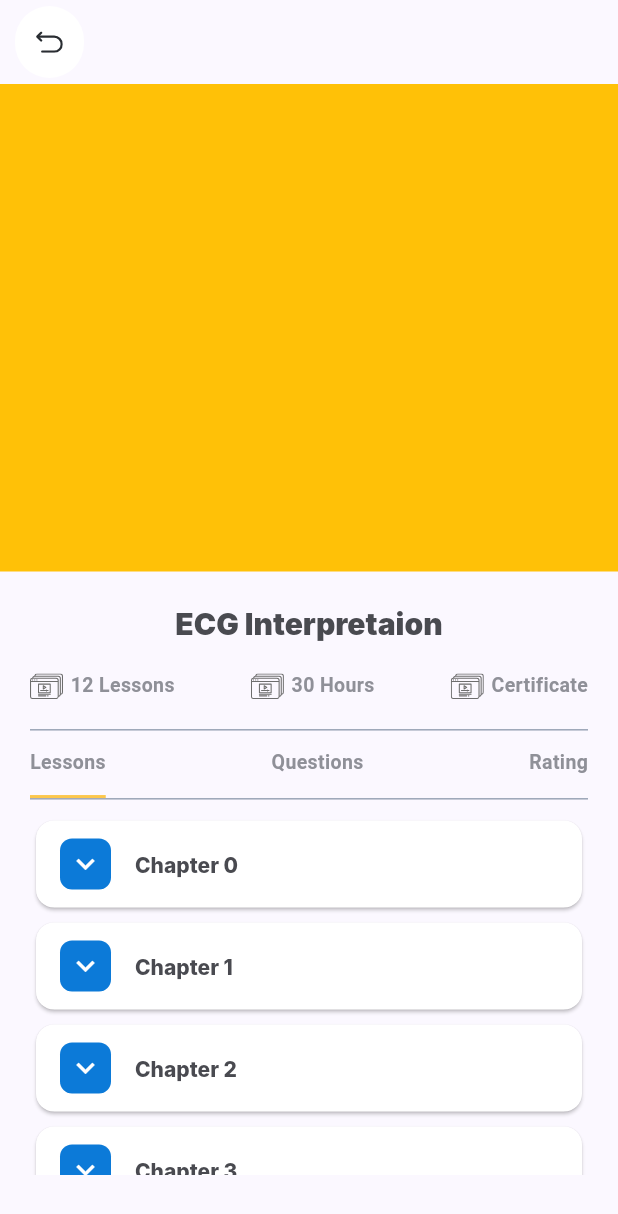
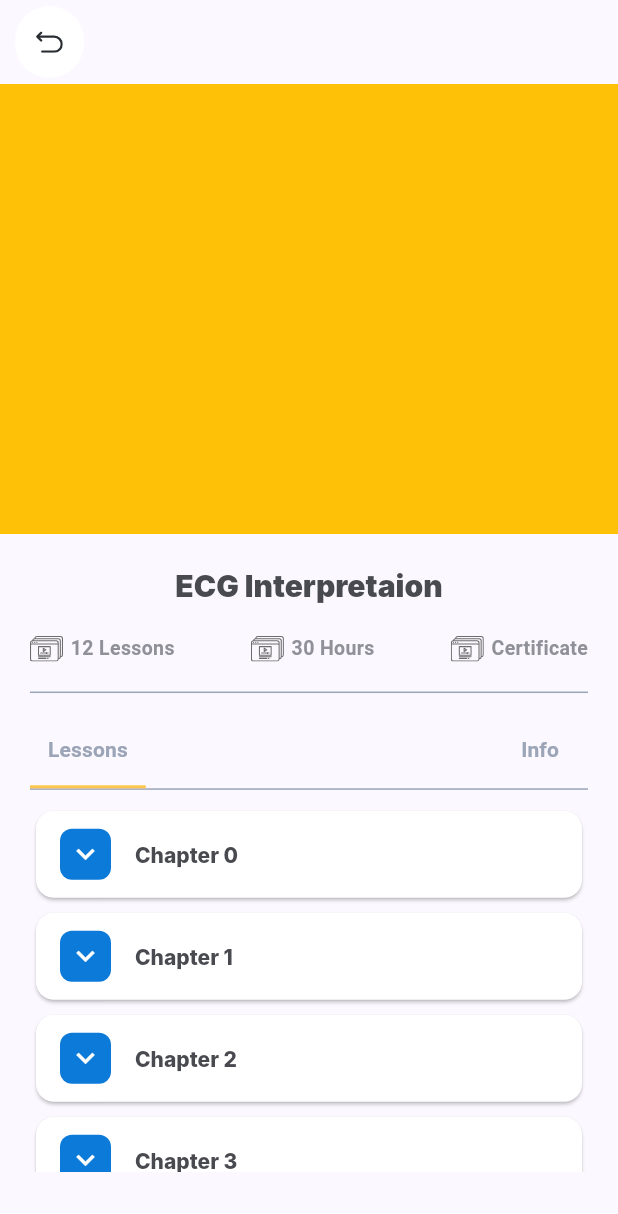
Before and after one commit to Al-mudather/stc.training.app, a Flutter app: the screen it shows after launch, on a phone screen of 412 x 824 dp. Shown: the top 1214 px of the screen. Run offline on Flutter 3.47's test engine with Material 3 defaults, Android fonts, the phone set to English and light mode, and no system bars; our stand-ins replace flutter_hooks, flutter_spinkit, flutter_svg, get; Roboto replaces fonts that are missing (Inter).

Commit message:
adding-the-class-room-page

```diff
--- a/lib/features/class_room/class_room_page.dart
+++ b/lib/features/class_room/class_room_page.dart
@@ -3,9 +3,12 @@ import 'package:flutter_hooks/flutter_hooks.dart';
 import 'package:flutter_svg/flutter_svg.dart';
 import 'package:stc_training/features/class_room/components/class_chapter_expandable_card.dart';
 import 'package:stc_training/features/class_room/sections/class_chapters_custom_tab_bar_view.dart';
+import 'package:stc_training/features/class_room/sections/class_info_tab_bar_view.dart';
 import 'package:stc_training/features/course_details/components/course_chapter_expandable_card.dart';
 import 'package:stc_training/helper/app_colors.dart';
+import 'package:stc_training/helper/enumerations.dart';
 import 'package:stc_training/utils/app_bar_util.dart';
+import 'package:stc_training/utils/custom_btn_util.dart';
 import 'package:stc_training/utils/custom_text_util.dart';
 import 'package:stc_training/utils/small_text_util.dart';
 
@@ -24,7 +27,7 @@ class ClassRoomPage extends HookWidget {
     PageController pageController = usePageController(initialPage: 0);
     var current_index = useState(0);
 
-    List tabs = ["Lessons", "Questions", "Rating"];
+    List tabs = ["Lessons", "Info"];
     ////////////////////////////////////////////////
     /// Functions
     ///////////////////////////////////////////////
@@ -38,7 +41,7 @@ class ClassRoomPage extends HookWidget {
         child: Column(
           children: [
             Container(
-              height: 325,
+              height: 300,
               width: double.maxFinite,
               color: Colors.amber,
             ),
@@ -67,20 +70,13 @@ class ClassRoomPage extends HookWidget {
                   ),
                   Container(
                     height: 250,
-                    padding: EdgeInsets.only(bottom: 10),
+                    padding: EdgeInsets.only(bottom: 5),
                     child: PageView(
                       controller: pageController,
                       physics: NeverScrollableScrollPhysics(),
                       children: [
                         ClassChapterCustomTabBarView(),
-                        Container(
-                          height: 20,
-                          color: Colors.red,
-                        ),
-                        Container(
-                          height: 20,
-                          color: Colors.black,
-                        ),
+                        ClassInfoTabBarView(),
                       ],
                     ),
                   ),
@@ -139,11 +135,12 @@ class ClassRoomPage extends HookWidget {
     );
   }
 
-  GestureDetector _TAB_item(
-      {required String name,
-      index,
-      current_index,
-      required PageController pageController}) {
+  GestureDetector _TAB_item({
+    required String name,
+    index,
+    current_index,
+    required PageController pageController,
+  }) {
     print(name);
 
     return GestureDetector(
@@ -157,9 +154,9 @@ class ClassRoomPage extends HookWidget {
       },
       child: AnimatedContainer(
         duration: Duration(milliseconds: 300),
-        padding: EdgeInsets.only(
-          bottom: 13.5,
-        ),
+        // padding: EdgeInsets.only(
+        //   bottom: 13.5,
+        // ),
         decoration: BoxDecoration(
           border: Border(
             bottom: BorderSide(
@@ -170,10 +167,15 @@ class ClassRoomPage extends HookWidget {
             ),
           ),
         ),
-        child: SmallTextUtil(
-          text: name,
-          size: 13,
+        child: CustomBtnUtil(
+          btnTitle: name,
+          btnType: BtnTypes.text,
+          btnColor: AppColors.grey,
         ),
+        // child: SmallTextUtil(
+        //   text: name,
+        //   size: 13,
+        // ),
       ),
     );
   }
--- a/lib/features/class_room/sections/class_chapters_custom_tab_bar_view.dart
+++ b/lib/features/class_room/sections/class_chapters_custom_tab_bar_view.dart
@@ -10,7 +10,7 @@ class ClassChapterCustomTabBarView extends StatelessWidget {
       child: Wrap(
         runSpacing: 2,
         children: List.generate(
-          5,
+          10,
           (index) => ClassChapterExpandableCard(
             cardTitle: "Chapter $index",
             cardSubTitle: "This is a text",
```
Also changed, not shown: lib/features/class_room/sections/class_info_tab_bar_view.dart (added, +112 -0 lines).
